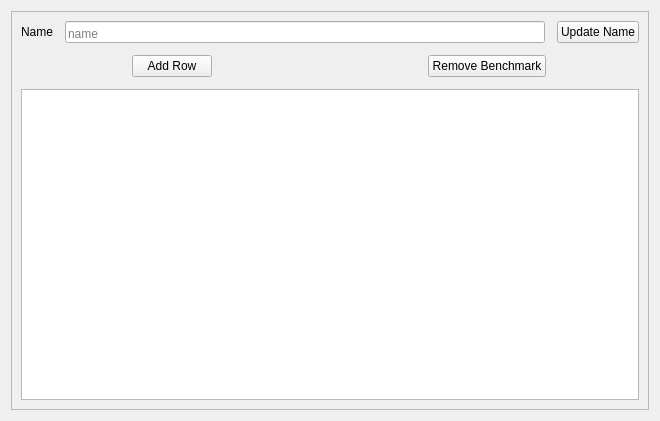
Before: the Qt Designer form ViewProfit/ui/table_benchmarks.ui in wwmm/viewprofit, drawn with Qt 5.
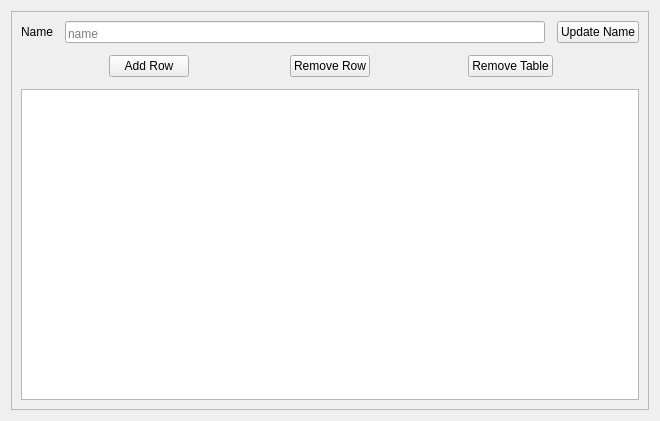
After: the same form once the commit is applied.

Commit message: improving the table model

The edit to the form file:
```diff
--- a/ViewProfit/ui/table_benchmarks.ui
+++ b/ViewProfit/ui/table_benchmarks.ui
@@ -174,6 +174,19 @@
           </property>
          </widget>
         </item>
+        <item>
+         <widget class="QPushButton" name="pushButton">
+          <property name="sizePolicy">
+           <sizepolicy hsizetype="Fixed" vsizetype="Fixed">
+            <horstretch>0</horstretch>
+            <verstretch>0</verstretch>
+           </sizepolicy>
+          </property>
+          <property name="text">
+           <string>Remove Row</string>
+          </property>
+         </widget>
+        </item>
         <item alignment="Qt::AlignHCenter">
          <widget class="QPushButton" name="button_remove_table">
           <property name="sizePolicy">
@@ -183,7 +196,7 @@
            </sizepolicy>
           </property>
           <property name="text">
-           <string>Remove Benchmark</string>
+           <string>Remove Table</string>
           </property>
          </widget>
         </item>
```
The commit also changes 4 other files.
